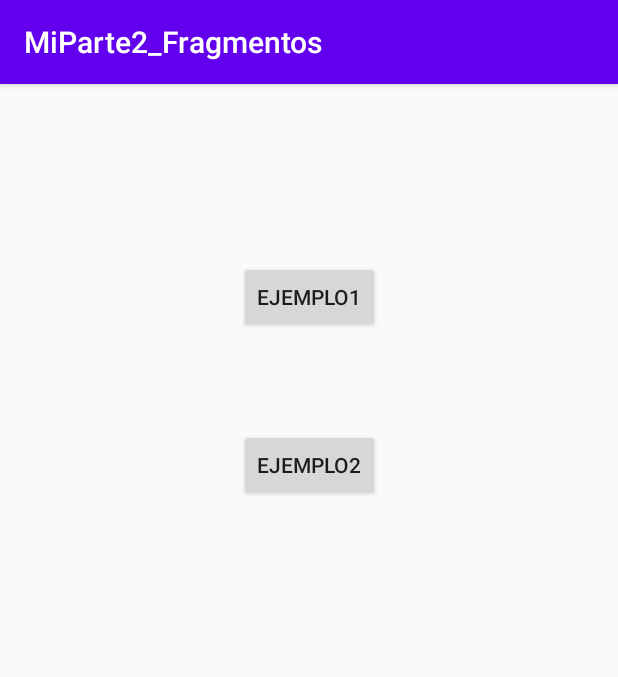
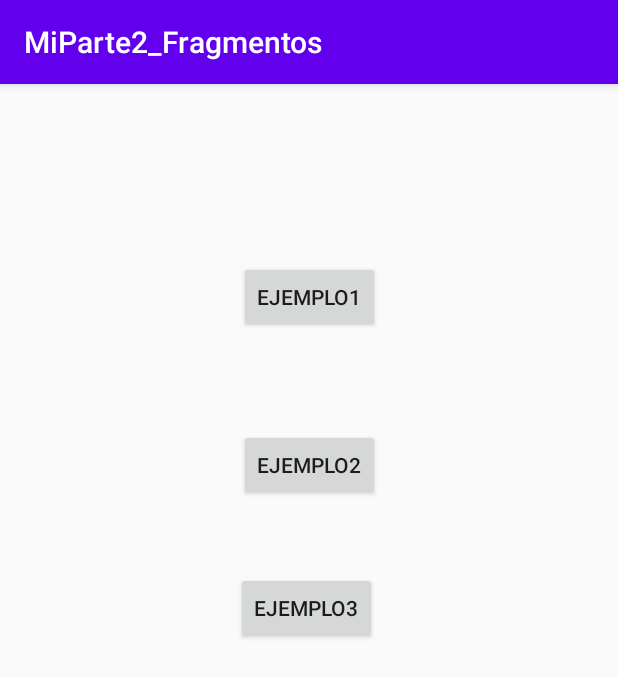
Before and after one commit to WCNosliwsys/MiParte2_Fragmentos_a1, an Android app: the screen it shows after launch (EjemplosFragment), on a phone screen of 412 x 824 dp. Shown: the top 677 px of the screen. Run offline under Robolectric (Android 15) with nearby library versions, the phone set to English and light mode, and no system bars.

Commit message:
Añadiendo un fragmento dinamico alternativo para correo con casos vertical y horizontal

```diff
--- a/app/src/main/AndroidManifest.xml
+++ b/app/src/main/AndroidManifest.xml
@@ -9,6 +9,7 @@
         android:roundIcon="@mipmap/ic_launcher_round"
         android:supportsRtl="true"
         android:theme="@style/AppTheme">
+        <activity android:name=".MainFragmentCorreo"></activity>
         <activity android:name=".DetalleCorreo" />
         <activity android:name=".ListaCorreo" />
         <activity android:name=".Ejemplo1.MainActivity" />
--- a/app/src/main/java/com/ditec/miparte2_fragmentos/AdapterCorreo.java
+++ b/app/src/main/java/com/ditec/miparte2_fragmentos/AdapterCorreo.java
@@ -35,7 +35,11 @@ public class AdapterCorreo  extends RecyclerView.Adapter<AdapterCorreo.ViewHolde
                 intent.putExtra("texto",datos[i].getTexto());
                 intent.putExtra("de",datos[i].getDe());
                 intent.putExtra("asunto",datos[i].getAsunto());
-                micontext.startActivity(intent);
+                try {
+                    ((MainFragmentCorreo) micontext).mostrarDetalle(datos[i].getTexto());
+                } catch (Exception e){
+                    micontext.startActivity(intent);
+                }
             }
         });
     }
--- a/app/src/main/java/com/ditec/miparte2_fragmentos/EjemplosFragment.java
+++ b/app/src/main/java/com/ditec/miparte2_fragmentos/EjemplosFragment.java
@@ -23,4 +23,8 @@ public class EjemplosFragment extends AppCompatActivity {
     public void ejemplo2(View view) {
         startActivity(new Intent(this, ListaCorreo.class));
     }
+
+    public void ejemplo3(View view) {
+        startActivity(new Intent(this, MainFragmentCorreo.class));
+    }
 }
--- a/app/src/main/res/layout/activity_ejemplos_fragment.xml
+++ b/app/src/main/res/layout/activity_ejemplos_fragment.xml
@@ -7,24 +7,36 @@
     tools:context=".EjemplosFragment">
 
     <Button
-        android:onClick="ejemplo1"
         android:id="@+id/button"
         android:layout_width="wrap_content"
         android:layout_height="wrap_content"
         android:layout_marginTop="118dp"
+        android:onClick="ejemplo1"
         android:text="Ejemplo1"
         app:layout_constraintEnd_toEndOf="parent"
         app:layout_constraintStart_toStartOf="parent"
         app:layout_constraintTop_toTopOf="parent" />
 
     <Button
-        android:onClick="ejemplo2"
         android:id="@+id/button2"
         android:layout_width="wrap_content"
         android:layout_height="wrap_content"
         android:layout_marginTop="64dp"
+        android:onClick="ejemplo2"
         android:text="Ejemplo2"
         app:layout_constraintEnd_toEndOf="parent"
         app:layout_constraintStart_toStartOf="parent"
         app:layout_constraintTop_toBottomOf="@+id/button" />
+
+    <Button
+        android:onClick="ejemplo3"
+        android:id="@+id/button3"
+        android:layout_width="wrap_content"
+        android:layout_height="wrap_content"
+        android:layout_marginTop="47dp"
+        android:layout_marginEnd="2dp"
+        android:layout_marginRight="2dp"
+        android:text="Ejemplo3"
+        app:layout_constraintEnd_toEndOf="@+id/button2"
+        app:layout_constraintTop_toBottomOf="@+id/button2" />
 </androidx.constraintlayout.widget.ConstraintLayout>
--- /dev/null
+++ b/app/src/main/res/layout/activity_main_fragment_correo.xml
@@ -0,0 +1,6 @@
+<?xml version="1.0" encoding="utf-8"?>
+<fragment xmlns:android="http://schemas.android.com/apk/res/android"
+    class="com.ditec.miparte2_fragmentos.ListaCorreoFragment"
+    android:id="@+id/FrgListado"
+    android:layout_width="match_parent"
+    android:layout_height="match_parent" />
```
Also changed, not shown: app/src/main/java/com/ditec/miparte2_fragmentos/DetalleCorreoFragment.java (added, +23 -0 lines), app/src/main/java/com/ditec/miparte2_fragmentos/ListaCorreoFragment.java (added, +36 -0 lines), app/src/main/java/com/ditec/miparte2_fragmentos/MainFragmentCorreo.java (added, +17 -0 lines), app/src/main/res/layout-land/activity_main_fragment_correo.xml (added, +17 -0 lines).
